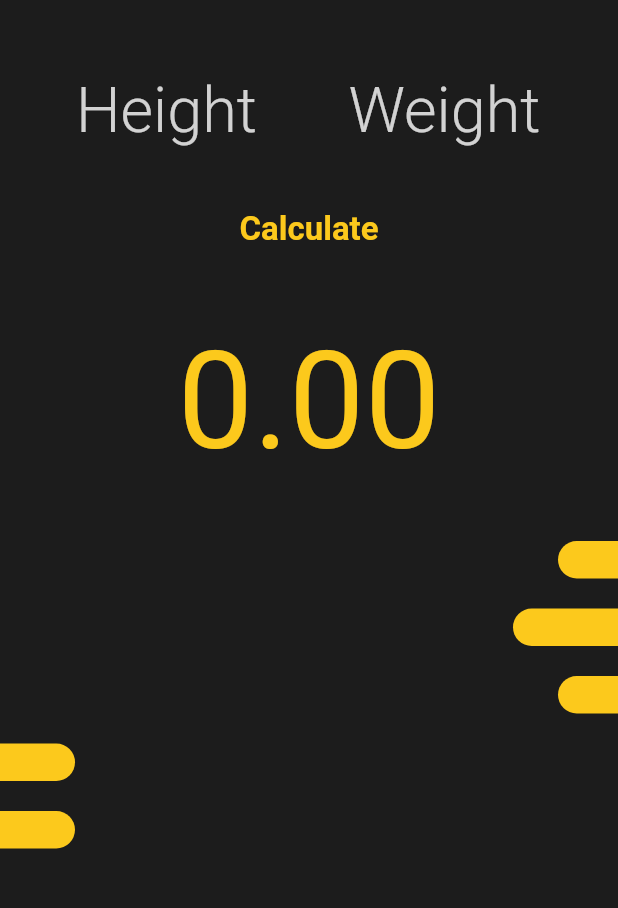
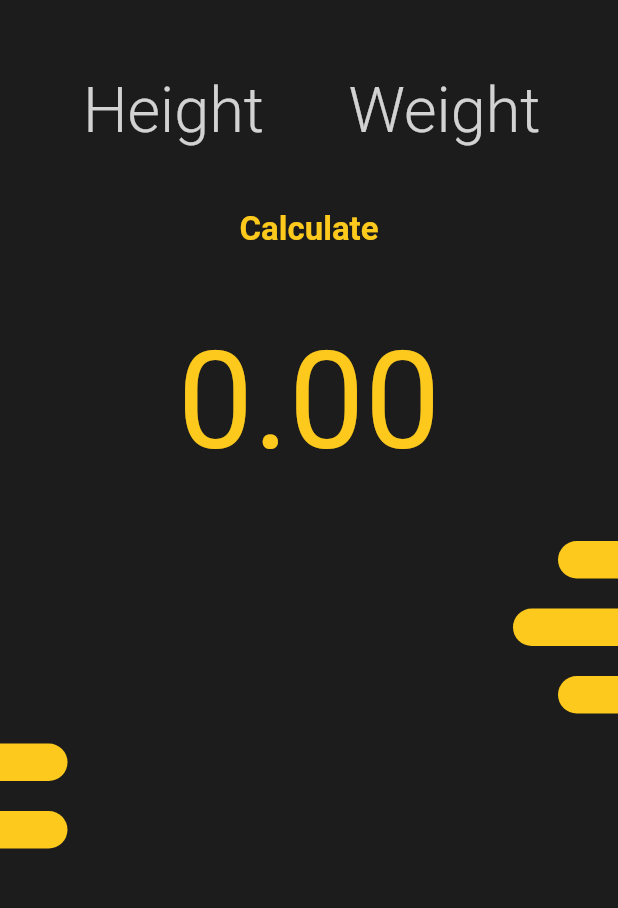
Before and after one commit to PaulMuchwat/BMI-calculator, a Flutter app: the screen it shows after launch, on a phone screen of 412 x 824 dp, the part 59-967 px from its top. Run offline on Flutter 3.47's test engine with Material 2 defaults, Android fonts, the phone set to English and light mode, and no system bars; our stand-ins replace hexcolor.

Commit message:
Fixing bugs

```diff
--- a/lib/main.dart
+++ b/lib/main.dart
@@ -17,7 +17,7 @@ class MyApp extends StatelessWidget {
         primarySwatch: Colors.yellow,
         visualDensity:  VisualDensity.adaptivePlatformDensity,
       ),
-      home: HomeScreen(),
+      home: const HomeScreen(),
     );
   }
 }
--- a/lib/screens/home.dart
+++ b/lib/screens/home.dart
@@ -4,13 +4,15 @@ import 'package:bmi_calculator/widgets/left_bar.dart';
 import 'package:bmi_calculator/widgets/right_bar.dart';
 
 class HomeScreen extends StatefulWidget {
+  const HomeScreen({Key? key}) : super(key: key);
+
   @override
   _HomeScreenState createState() => _HomeScreenState();
 }
 
 class _HomeScreenState extends State<HomeScreen> {
-  TextEditingController _heightController = TextEditingController();
-  TextEditingController _weightController = TextEditingController();
+  final TextEditingController _heightController = TextEditingController();
+  final TextEditingController _weightController = TextEditingController();
   double _bmiResult = 0;
   String _textResult = "";
   @override
@@ -33,10 +35,11 @@ class _HomeScreenState extends State<HomeScreen> {
             Row(
               mainAxisAlignment: MainAxisAlignment.spaceEvenly,
               children: [
-                Container(
+                SizedBox(
                   width: 130,
                   child: TextField(
-                    controller: _heightController,//textAlign: TextAlign.center,
+                    controller: _heightController,
+                    textAlign: TextAlign.center,
                     style: TextStyle(
                       fontSize: 42,
                       fontWeight: FontWeight.w300,
@@ -54,7 +57,7 @@ class _HomeScreenState extends State<HomeScreen> {
                     ),
                   )
                 ),
-                Container(
+                SizedBox(
                   width: 130,
                   child: TextField(
                     controller: _weightController,
@@ -96,29 +99,36 @@ class _HomeScreenState extends State<HomeScreen> {
               }
             });
           },
-          child: Container(
-            child: Text("Calculate", style: TextStyle(fontSize: 22, fontWeight: FontWeight.bold, color: acccentHexColor),),
+          child:
+            Text(
+              "Calculate",
+              style: TextStyle(
+                fontSize: 22,
+                fontWeight: FontWeight.bold,
+                color: acccentHexColor
+                ),
             ),
         ),
             const SizedBox(
               height: 50,
               ),
-            Container(
-              child: Text(_bmiResult.toStringAsFixed(2), style: TextStyle(fontSize: 90, color: acccentHexColor),),
+            Text(_bmiResult.toStringAsFixed(2),
+              style: TextStyle(
+                fontSize: 90,
+                color: acccentHexColor
+              ),
             ),
             const SizedBox(
               height: 30,
               ),
             Visibility(
               visible: _textResult.isNotEmpty,
-              child: Container(
               child: Text(
                 _textResult,
                 style: TextStyle(
                   fontSize: 32,
                   fontWeight: FontWeight.w400,
                   color: acccentHexColor),
-                      ),
                   )),
             const SizedBox(
               height: 10
@@ -142,13 +152,13 @@ class _HomeScreenState extends State<HomeScreen> {
               height: 20
               ),
             const RightBar(
-              barWidth: 50
+              barWidth: 45
               ),
             const SizedBox(
               height: 20
               ),
             const RightBar(
-              barWidth: 50
+              barWidth: 45
               ),
 
 
```
Lines whose indentation alone changed are shown as unchanged.
